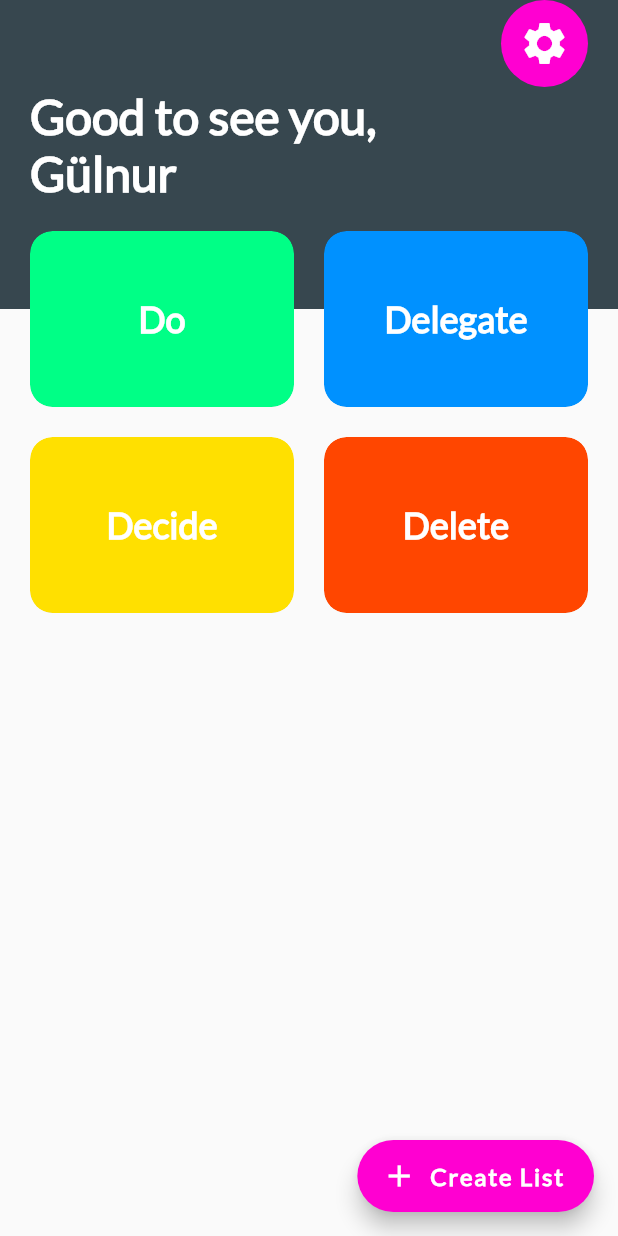
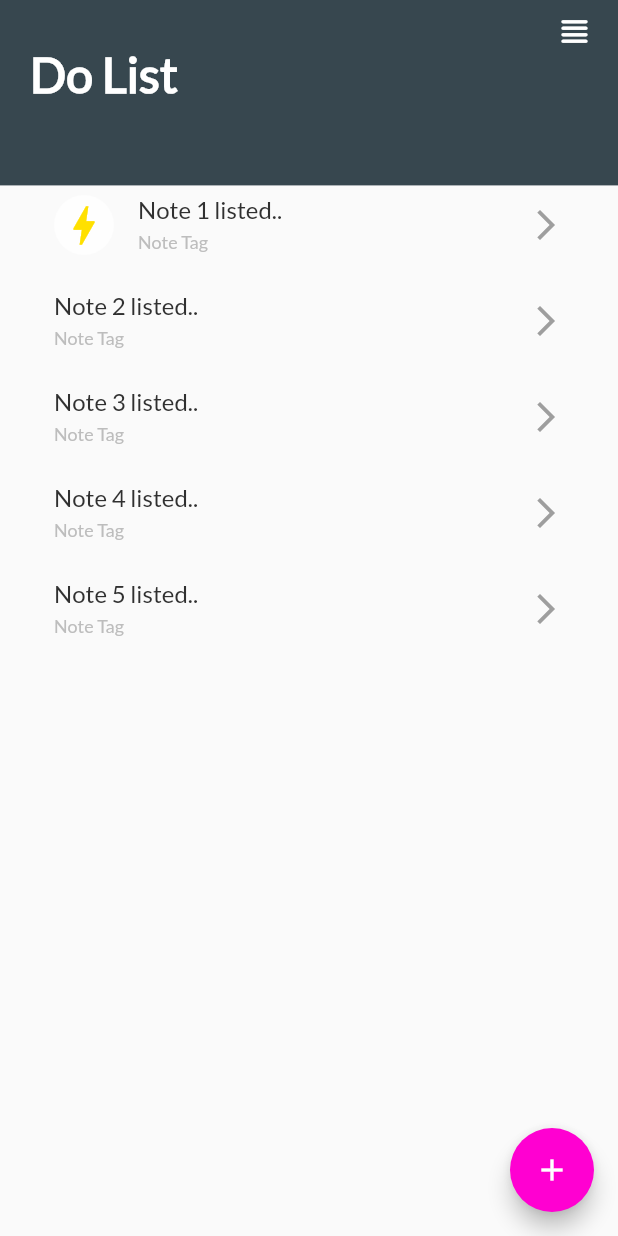
Before and after one commit to gulnurumur/antnote, a Flutter app: the Home screen opened directly, after a tap on "Do", on a phone screen of 412 x 824 dp. Run offline on Flutter 3.47's test engine with Material 2 defaults, Android fonts, the phone set to English and light mode, and no system bars.

Commit message:
added note list screen

```diff
--- a/lib/home.dart
+++ b/lib/home.dart
@@ -1,4 +1,6 @@
 import 'package:flutter/material.dart';
+import 'package:heisenboxapp/create-card.dart';
+import 'package:heisenboxapp/note-list.dart';
 import 'package:heisenboxapp/widgets/category_card.dart';
 
 class HomePage extends StatelessWidget {
@@ -70,28 +72,36 @@ class Home extends StatelessWidget {
                           categoryName: "Do",
                           categoryColor: Color(0xff00ff86),
                           press: () {
-                            print("Do tıklandı");
+                            Navigator.of(context).push(
+                          MaterialPageRoute(builder: (context) => NoteLists() ),
+                        );
                           },
                         ),
                         CardCategory(
                           categoryName: "Delegate",
                           categoryColor: Color(0xff0091ff),
                           press: () {
-                            print("Delagate tıklandı");
+                           Navigator.of(context).push(
+                          MaterialPageRoute(builder: (context) => NoteLists() ),
+                        );
                           },
                         ),
                         CardCategory(
                           categoryName: "Decide",
                           categoryColor: Color(0xffffe000),
                           press: () {
-                            print("Decide tıklandı");
+                           Navigator.of(context).push(
+                          MaterialPageRoute(builder: (context) => NoteLists() ),
+                        );
                           },
                         ),
                         CardCategory(
                           categoryName: "Delete",
                           categoryColor: Color(0xffff4600),
                           press: () {
-                            print("Delete tıklandı");
+                           Navigator.of(context).push(
+                          MaterialPageRoute(builder: (context) => NoteLists() ),
+                        );
                           },
                         ),
                       ],
@@ -107,11 +117,13 @@ class Home extends StatelessWidget {
         backgroundColor: Color(0xffff00d1),
         icon: Icon(Icons.add),
         label: Text(
-          "Create List",
+          "Create Card",
           style: TextStyle(fontFamily: "Lato", fontWeight: FontWeight.w700,fontSize: 16),
         ),
         onPressed: () {
-          print("Category card oluştur");
+           Navigator.of(context).push(
+                          MaterialPageRoute(builder: (context) => CreateCard() ),
+                        );
         },
       ),
     );
--- /dev/null
+++ b/lib/note-list.dart
@@ -0,0 +1,189 @@
+import 'package:flutter/material.dart';
+
+class NoteLists extends StatefulWidget {
+  @override
+  _NoteListsState createState() => _NoteListsState();
+}
+
+class _NoteListsState extends State<NoteLists> {
+  @override
+  Widget build(BuildContext context) {
+    var size = MediaQuery.of(context).size;
+    return Scaffold(
+      body: Stack(
+        children: [
+          Container(
+            height: size.height * .15,
+            decoration: BoxDecoration(
+              color: Color(0xff37474f),
+            ),
+          ),
+          SafeArea(
+              child: Padding(
+            padding: const EdgeInsets.symmetric(horizontal: 20),
+            child: Column(
+              crossAxisAlignment: CrossAxisAlignment.start,
+              children: [
+                Align(
+                  alignment: Alignment.topRight,
+                  child: Container(
+                    alignment: Alignment.center,
+                    height: 30,
+                    width: 30,
+                    child: IconButton(
+                      onPressed: () {
+                        print("Note settings clicked..");
+                      },
+                      icon: Icon(
+                        Icons.view_headline_rounded,
+                        color: Colors.white,
+                      ),
+                      iconSize: 26.0,
+                    ),
+                  ),
+                ),
+                Row(
+                  children: [
+                    Text(
+                      "Do List",
+                      style: TextStyle(
+                          color: Colors.white,
+                          fontFamily: "Lato",
+                          fontSize: 32,
+                          fontWeight: FontWeight.w900),
+                    ),
+                  ],
+                ),
+                SizedBox(height: 50),
+                ListTile(
+                  dense: true,
+                  selected: true,
+                  onTap: () {
+                    print("clicked");
+                  },
+                  leading: CircleAvatar(
+                    backgroundColor: Colors.white70,
+                    child: Center(
+                      child: Icon(
+                        Icons.bolt,
+                        color: Color(0xffffe000),
+                        size: 34.0,
+                      ),
+                    ),
+                  ),
+                  trailing: Icon(
+                    Icons.arrow_forward_ios_outlined,
+                    color: Colors.grey,
+                  ),
+                  title: Text(
+                    "Note 1 listed..",
+                    style: TextStyle(
+                        color: Colors.grey[850],
+                        fontFamily: "Lato",
+                        fontSize: 16),
+                  ),
+                  subtitle: Text(
+                    "Note Tag",
+                    style:
+                        TextStyle(color: Colors.grey[400], fontFamily: "Lato"),
+                  ),
+                ),
+                ListTile(
+                  dense: true,
+                  selected: true,
+                  onTap: () {},
+                  trailing: Icon(
+                    Icons.arrow_forward_ios_outlined,
+                    color: Colors.grey,
+                  ),
+                  title: Text(
+                    "Note 2 listed..",
+                    style: TextStyle(
+                        color: Colors.grey[850],
+                        fontFamily: "Lato",
+                        fontSize: 16),
+                  ),
+                  subtitle: Text(
+                    "Note Tag",
+                    style:
+                        TextStyle(color: Colors.grey[400], fontFamily: "Lato"),
+                  ),
+                ),
+                ListTile(
+                  dense: true,
+                  selected: true,
+                  onTap: () {},
+                  trailing: Icon(
+                    Icons.arrow_forward_ios_outlined,
+                    color: Colors.grey,
+                  ),
+                  title: Text(
+                    "Note 3 listed..",
+                    style: TextStyle(
+                        color: Colors.grey[850],
+                        fontFamily: "Lato",
+                        fontSize: 16),
+                  ),
+                  subtitle: Text(
+                    "Note Tag",
+                    style:
+                        TextStyle(color: Colors.grey[400], fontFamily: "Lato"),
+                  ),
+                ),
+                ListTile(
+                  dense: true,
+                  selected: true,
+                  onTap: () {},
+                  trailing: Icon(
+                    Icons.arrow_forward_ios_outlined,
+                    color: Colors.grey,
+                  ),
+                  title: Text(
+                    "Note 4 listed..",
+                    style: TextStyle(
+                        color: Colors.grey[850],
+                        fontFamily: "Lato",
+                        fontSize: 16),
+                  ),
+                  subtitle: Text(
+                    "Note Tag",
+                    style:
+                        TextStyle(color: Colors.grey[400], fontFamily: "Lato"),
+                  ),
+                ),
+                ListTile(
+                  dense: true,
+                  selected: true,
+                  onTap: () {},
+                  trailing: Icon(
+                    Icons.arrow_forward_ios_outlined,
+                    color: Colors.grey,
+                  ),
+                  title: Text(
+                    "Note 5 listed..",
+                    style: TextStyle(
+                        color: Colors.grey[850],
+                        fontFamily: "Lato",
+                        fontSize: 16),
+                  ),
+                  subtitle: Text(
+                    "Note Tag",
+                    style:
+                        TextStyle(color: Colors.grey[400], fontFamily: "Lato"),
+                  ),
+                ),
+              ],
+            ),
+          )),
+        ],
+      ),
+      floatingActionButton: FloatingActionButton(
+        backgroundColor: Color(0xffff00d1),
+        child: Icon(Icons.add),
+        onPressed: () {
+          print("Add Note ...");
+        },
+      ),
+    );
+  }
+}
```
Also changed, not shown: lib/create-card.dart (added, +188 -0 lines), 1 other file.
